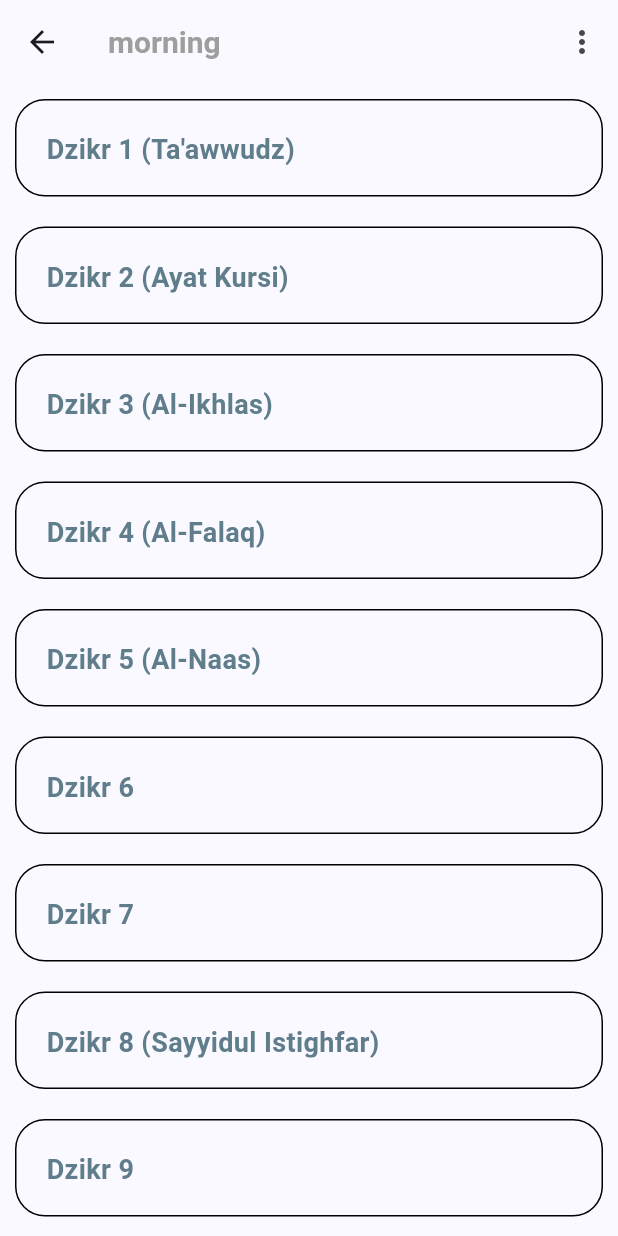
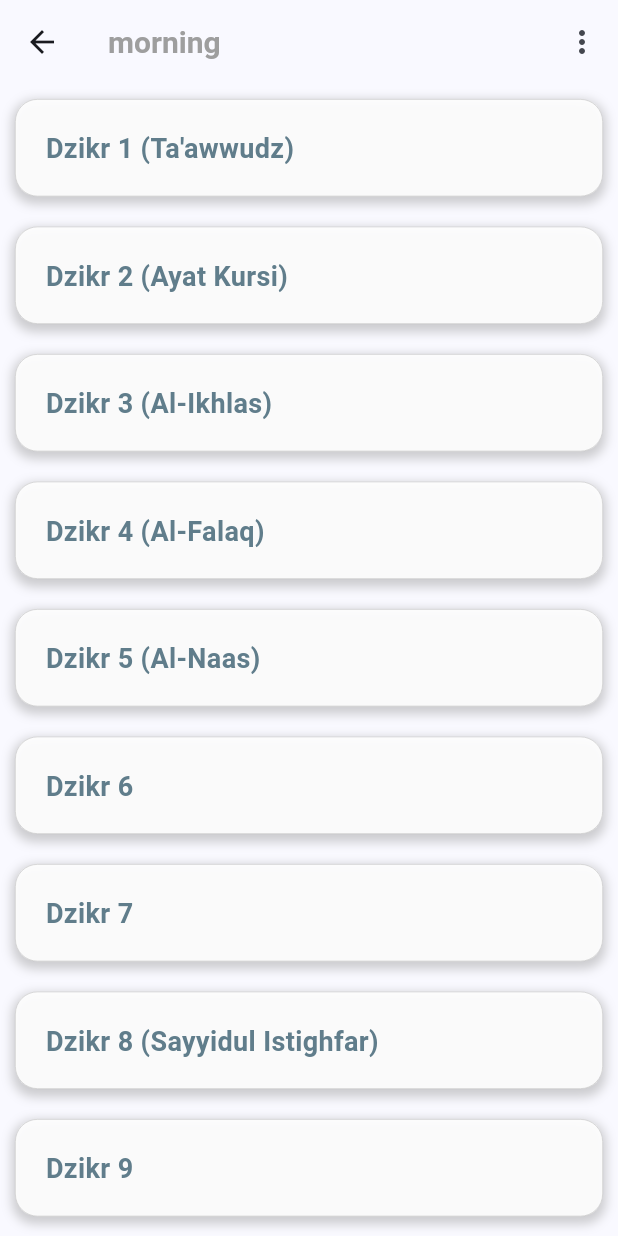
Before and after one commit to ahmadtheswe/dhikr-app-flutter, a Flutter app: the DhikrListPage screen opened directly, on a phone screen of 412 x 824 dp. Run offline on Flutter 3.47's test engine with Material 3 defaults, Android fonts, the phone set to English and light mode, and no system bars; our stand-ins replace shared_preferences; accounts and stored records are empty; project files that could hold a hidden picture were left out.

Commit message:
change box color in dhikr list page

```diff
--- a/lib/pages/dhikr_list_page.dart
+++ b/lib/pages/dhikr_list_page.dart
@@ -81,13 +81,30 @@ class _DhikrListPage extends State<DhikrListPage> {
               child: Container(
                 height: 65,
                 margin: const EdgeInsets.all(10),
+                // decoration: BoxDecoration(
+                //   border: Border.all(
+                //     color: Colors.black,
+                //     style: BorderStyle.solid,
+                //     width: 1,
+                //   ),
+                //   borderRadius: BorderRadius.circular(20.0),
+                // ),
                 decoration: BoxDecoration(
+                  color: Colors.white.withAlpha((0.9 * 255).toInt()),
+                  borderRadius: BorderRadius.circular(15.0),
+                  boxShadow: [
+                    BoxShadow(
+                      color: Colors.grey.withAlpha((0.5 * 255).toInt()),
+                      spreadRadius: 2,
+                      blurRadius: 5,
+                      offset: const Offset(0, 3), // changes position of shadow
+                    ),
+                  ],
                   border: Border.all(
-                    color: Colors.black,
+                    color: Colors.grey.withAlpha((0.5 * 255).toInt()),
                     style: BorderStyle.solid,
-                    width: 1,
+                    width: 0.5,
                   ),
-                  borderRadius: BorderRadius.circular(20.0),
                 ),
                 child: Padding(
                   padding: const EdgeInsets.all(20.0),
```
